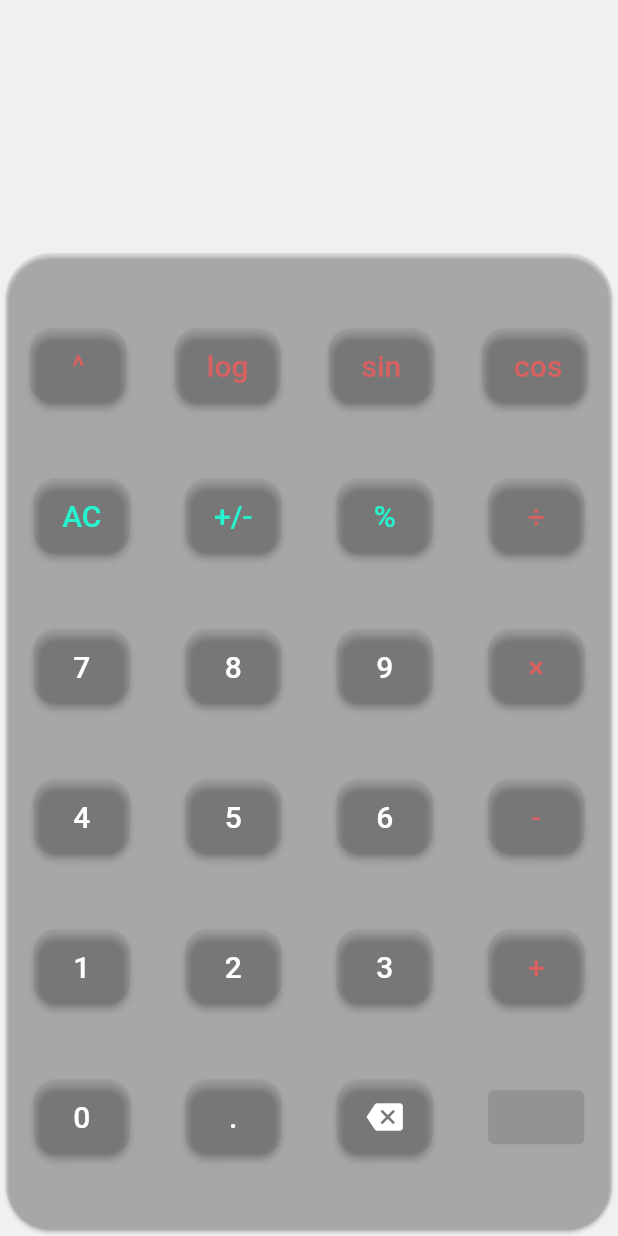
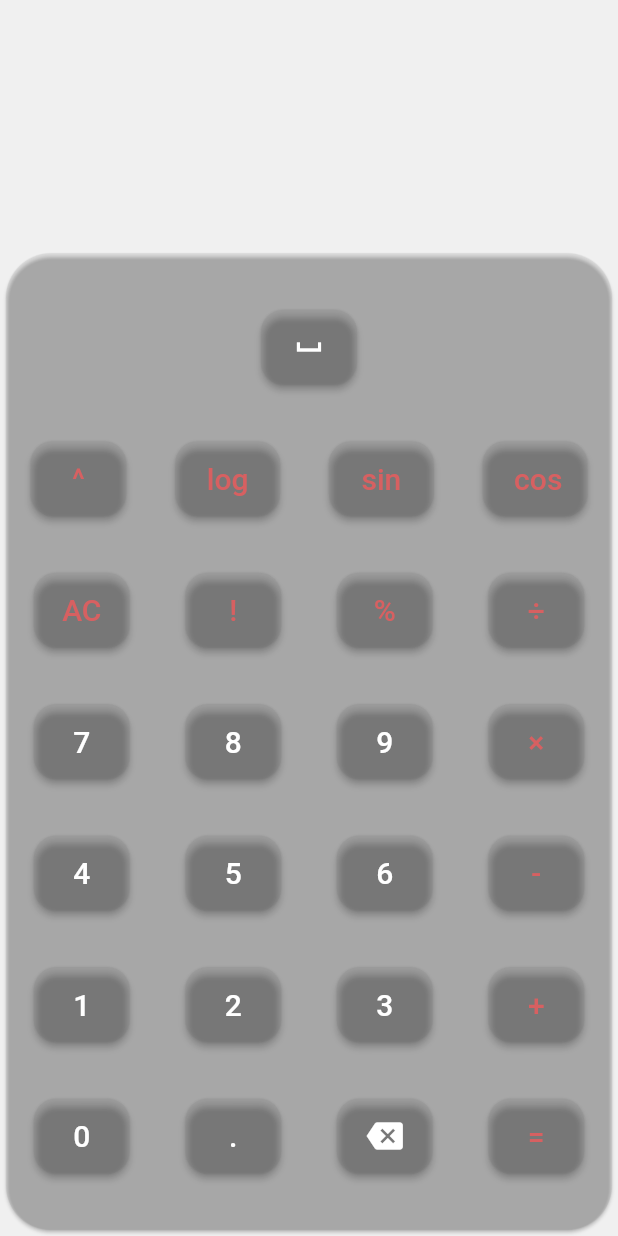
Before and after one commit to C0MPL3XDEV/n_calc, a Flutter app: the screen it shows after launch, after a tap on "AC", on a phone screen of 412 x 824 dp. Run offline on Flutter 3.47's test engine with Material 2 defaults, Android fonts, the phone set to English and light mode, and no system bars.

Commit message:
added other buttons for operations

```diff
--- a/lib/pages/calc.dart
+++ b/lib/pages/calc.dart
@@ -52,6 +52,24 @@ class _CalcPageState extends State<CalcPage> {
                 child: Column(
                   mainAxisAlignment: MainAxisAlignment.spaceEvenly,
                   children: [
+                    Row(
+                      mainAxisAlignment: MainAxisAlignment.spaceAround,
+                      children: [
+                        ElevatedButton(
+                          onPressed: () {
+                            enteredText += " ";
+                          },
+                          style: ElevatedButton.styleFrom(
+                            backgroundColor: const Color(0x1A696969),
+                            fixedSize: const Size(50, 50),
+                            shape: RoundedRectangleBorder(
+                              borderRadius: BorderRadius.circular(15.0),
+                            ),
+                          ),
+                          child: const Icon(Icons.space_bar),
+                        ),
+                      ],
+                    ),
                     Row(
                       mainAxisAlignment: MainAxisAlignment.spaceAround,
                       children: [
@@ -151,8 +169,7 @@ class _CalcPageState extends State<CalcPage> {
                         ElevatedButton(
                           onPressed: () {
                             setState(() {
-                              enteredText = enteredText.substring(
-                                  0, enteredText.length - 1);
+                              enteredText = "";
                             });
                           },
                           style: ElevatedButton.styleFrom(
@@ -164,26 +181,16 @@ class _CalcPageState extends State<CalcPage> {
                           child: const Text(
                             'AC',
                             style: TextStyle(
-                              color: Color(0xff26F4CE),
+                              color: Color(0xffD76061),
                               fontSize: 20,
                             ),
                           ),
                         ),
                         ElevatedButton(
                           onPressed: () {
-                            if (i == 1) {
-                              operator = '-';
-                              i++;
-                              setState(() {
-                                enteredText += '-';
-                              });
-                            } else if (i == 2) {
-                              operator = '+';
-                              i--;
-                              setState(() {
-                                enteredText += '+';
-                              });
-                            }
+                            setState(() {
+                              enteredText += '!';
+                            });
                           },
                           style: ElevatedButton.styleFrom(
                             backgroundColor: const Color(0x1A696969),
@@ -193,18 +200,18 @@ class _CalcPageState extends State<CalcPage> {
                             ),
                           ),
                           child: const Text(
-                            '+/-',
+                            ' ! ',
                             style: TextStyle(
-                              color: Color(0xff26F4CE),
+                              color: Color(0xffD76061),
                               fontSize: 20,
                             ),
                           ),
                         ),
                         ElevatedButton(
                           onPressed: () {
-                            operator = "%";
+                            operator = " % ";
                             setState(() {
-                              enteredText += "%";
+                              enteredText += " % ";
                             });
                           },
                           style: ElevatedButton.styleFrom(
@@ -217,7 +224,7 @@ class _CalcPageState extends State<CalcPage> {
                           child: const Text(
                             '%',
                             style: TextStyle(
-                              color: Color(0xff26F4CE),
+                              color: Color(0xffD76061),
                               fontSize: 20,
                             ),
                           ),
@@ -406,7 +413,7 @@ class _CalcPageState extends State<CalcPage> {
                           onPressed: () {
                             operator += '-';
                             setState(() {
-                              enteredText += '-';
+                              enteredText += ' -';
                             });
                           },
                           style: ElevatedButton.styleFrom(
@@ -493,9 +500,9 @@ class _CalcPageState extends State<CalcPage> {
                         ),
                         ElevatedButton(
                           onPressed: () {
-                            operator += '+';
+                            operator += ' + ';
                             setState(() {
-                              enteredText += '+';
+                              enteredText += ' + ';
                             });
                           },
                           style: ElevatedButton.styleFrom(
@@ -577,11 +584,26 @@ class _CalcPageState extends State<CalcPage> {
                           child: const Icon(Icons.backspace),
                         ),
                         ElevatedButton(
-                          onPressed: () async {
-                            if (await rpn.checkValidity(enteredText) {
-                              enteredText = await rpn.evaluate(enteredText);
+                          onPressed: () {
+                            if (rpn.checkValidity(enteredText)) {
+                              enteredText =
+                                  rpn.evaluate(enteredText).toString();
                             }
                           },
+                          style: ElevatedButton.styleFrom(
+                            backgroundColor: const Color(0x1A696969),
+                            fixedSize: const Size(50, 50),
+                            shape: RoundedRectangleBorder(
+                              borderRadius: BorderRadius.circular(15.0),
+                            ),
+                          ),
+                          child: const Text(
+                            ' = ',
+                            style: TextStyle(
+                              color: Color(0xffD76061),
+                              fontSize: 20,
+                            ),
+                          ),
                         ),
                       ],
                     ),
```
